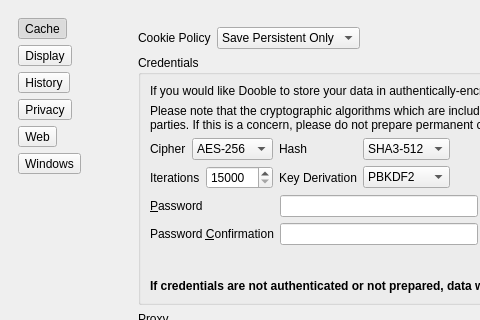
Qt form 2.x/UI/dooble_settings.ui (textbrowser/dooble) before a commit; both pictures show x 0 to 480 and y 0 to 320 of the 800 by 700 pixel window.
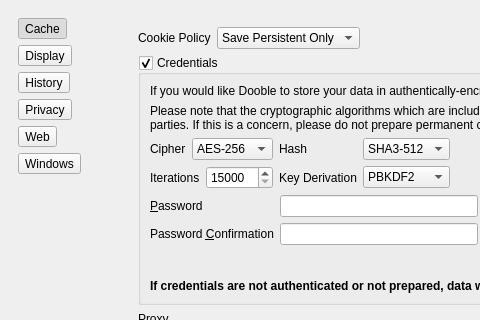
The same form after that commit. The open tabs and pages were chosen to show the change. Icons and pictures are not drawn.

```diff
--- a/2.x/UI/dooble_settings.ui
+++ b/2.x/UI/dooble_settings.ui
@@ -485,8 +485,8 @@
               <rect>
                <x>0</x>
                <y>0</y>
-               <width>651</width>
-               <height>631</height>
+               <width>635</width>
+               <height>626</height>
               </rect>
              </property>
              <layout class="QVBoxLayout" name="verticalLayout_8">
@@ -544,6 +544,9 @@
                 <property name="title">
                  <string>Credentials</string>
                 </property>
+                <property name="checkable">
+                 <bool>true</bool>
+                </property>
                 <layout class="QVBoxLayout" name="verticalLayout_6">
                  <item>
                   <widget class="QLabel" name="label_4">
```
Left out of the diff: 9 changed lines with no effect on the pictures.
